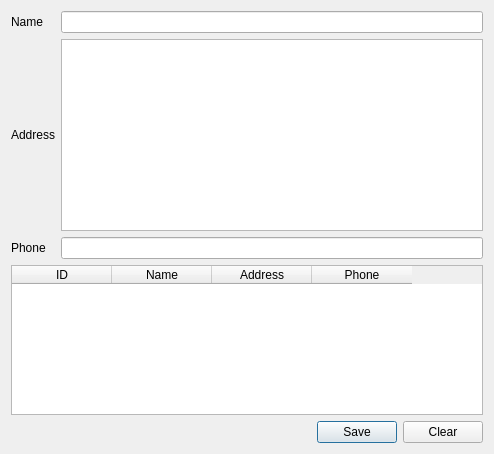
Old version of the form editagentdialog.ui in the repository alanhaggai/Daily-Collection.
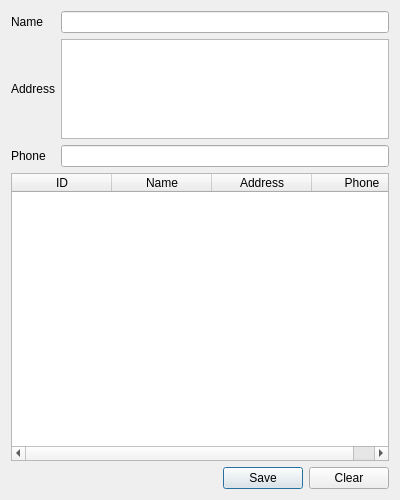
New version of the form.

Commit message: Adjusted height and width of dialogs and other widgets for more usability

```diff
--- a/editagentdialog.ui
+++ b/editagentdialog.ui
@@ -6,8 +6,8 @@
    <rect>
     <x>0</x>
     <y>0</y>
-    <width>494</width>
-    <height>454</height>
+    <width>400</width>
+    <height>500</height>
    </rect>
   </property>
   <property name="windowTitle">
@@ -37,6 +37,18 @@
        </item>
        <item row="1" column="1">
         <widget class="QTextEdit" name="addressEdit">
+         <property name="sizePolicy">
+          <sizepolicy hsizetype="Expanding" vsizetype="Fixed">
+           <horstretch>0</horstretch>
+           <verstretch>0</verstretch>
+          </sizepolicy>
+         </property>
+         <property name="maximumSize">
+          <size>
+           <width>16777215</width>
+           <height>100</height>
+          </size>
+         </property>
          <property name="tabChangesFocus">
           <bool>true</bool>
          </property>
```
Left out of the diff: 3 changed lines with no effect on the pictures. The commit also changes 4 other files.
